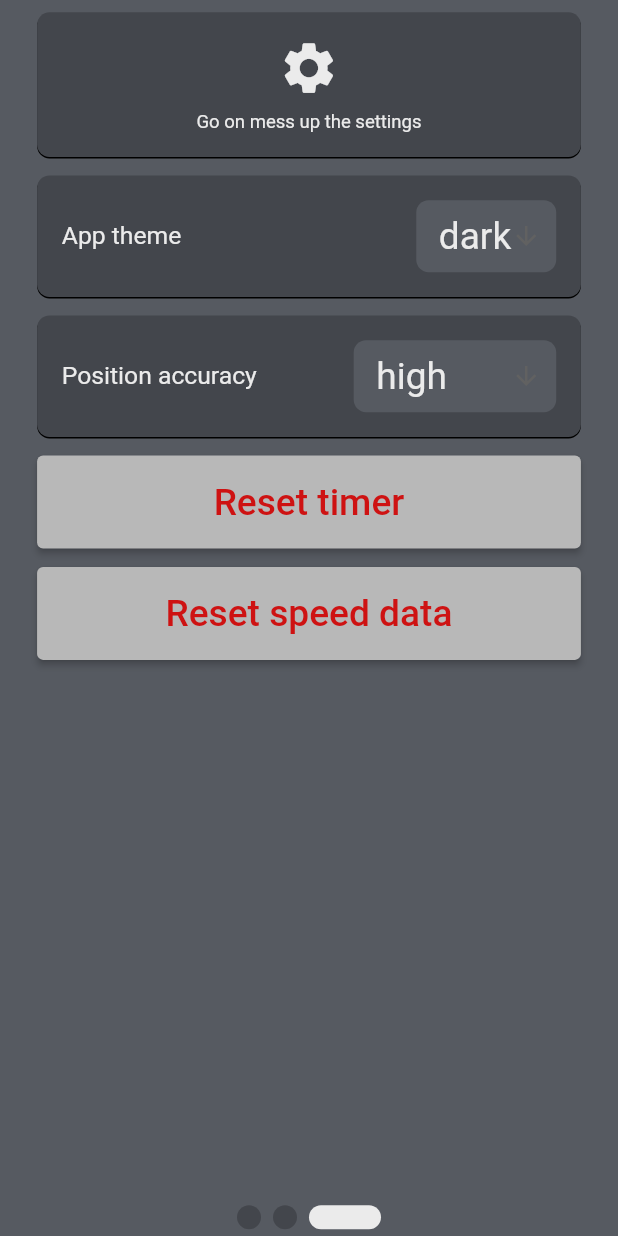
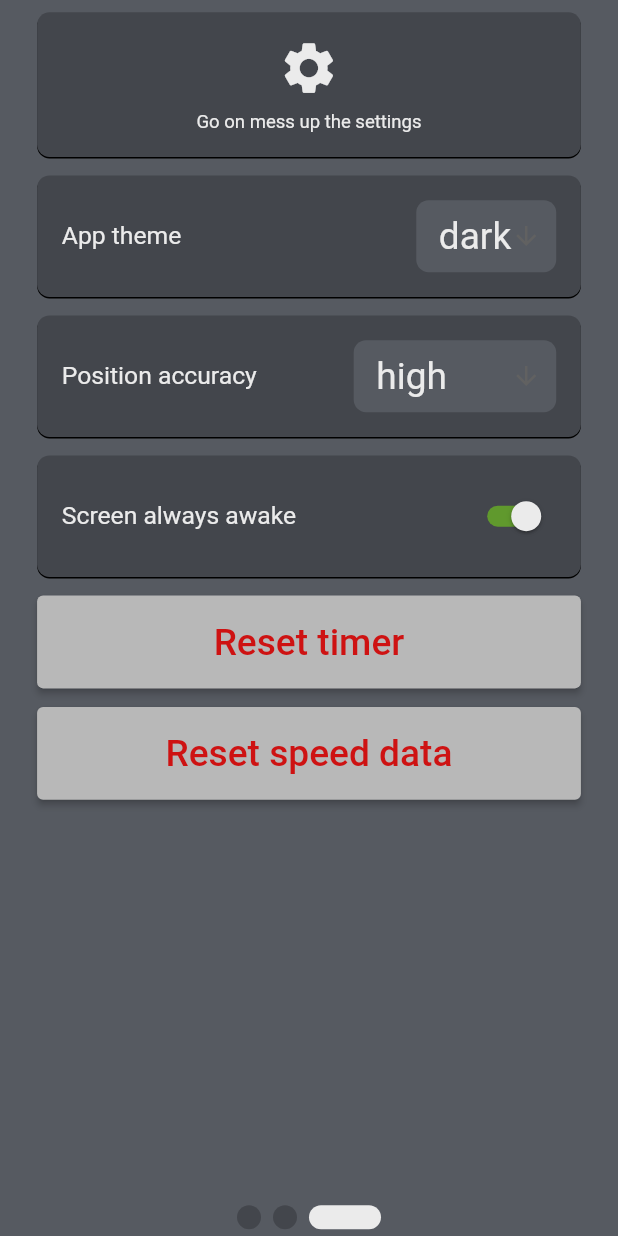
Before and after one commit to ninomerlino/ride, a Flutter app: the screen it shows after launch, swiped to page 3, on a phone screen of 412 x 824 dp. Run offline on Flutter 3.47's test engine with Material 2 defaults, Android fonts, the phone set to English and light mode, and no system bars; drawn by our look-alikes of smooth_page_indicator; our stand-ins replace connectivity, location, shared_preferences, wakelock; network calls fail.

Commit message:
new stay awake function

```diff
--- a/lib/main.dart
+++ b/lib/main.dart
@@ -5,6 +5,7 @@ import 'bike.dart';
 import 'package:ride/uiHelper.dart';
 import 'package:smooth_page_indicator/smooth_page_indicator.dart';
 import 'package:url_launcher/url_launcher.dart';
+import 'package:wakelock/wakelock.dart';
 
 void main() {
   runApp(MyApp());
@@ -28,10 +29,9 @@ class MyHomePage extends StatefulWidget {
   final Bike bike = Bike();
   SharedPreferences? keyStorage;
   bool preferencesLoaded = false;
+  bool wakelockEnabled = true;
+
   MyHomePage({Key? key}) : super(key: key);
-
-
-
   @override
   _MyHomePageState createState() => _MyHomePageState();
 }
@@ -41,10 +41,20 @@ class _MyHomePageState extends State<MyHomePage> {
 
   Future<void> loadPreferences() async{
     widget.keyStorage = await SharedPreferences.getInstance();
-    String? value = await widget.keyStorage!.getString("theme");
+    //loading preferences
+    String? value = await widget.keyStorage?.getString("theme");
     if(value != null)Custom.theme = value;
-    value = await widget.keyStorage!.getString("accuracy");
+    value = await widget.keyStorage?.getString("accuracy");
     if(value != null)widget.bike.accuracy = value;
+    bool? flag = await widget.keyStorage?.getBool("wakelock");
+    if(flag != null){
+      widget.wakelockEnabled = flag;
+      Wakelock.toggle(enable: flag);
+    }else{
+      widget.wakelockEnabled = true;
+      Wakelock.enable();
+    }
+
     widget.preferencesLoaded = true;
     updatePage();
   }
@@ -186,57 +196,6 @@ class _MyHomePageState extends State<MyHomePage> {
         child: table
     );
   }
-  //----------------------------------body-----------------------------------------------------------
-  Widget body(BuildContext context){
-    if(widget.preferencesLoaded){
-      if(widget.bike.onDataUpdate == null)widget.bike.onDataUpdate = updatePage;
-      List pos = widget.bike.position;
-      return Column(
-        children: [
-          Flexible(
-            flex: 32,
-            child: PageView(
-              scrollDirection: Axis.horizontal,
-              controller: pageController,
-              children: [
-                appPage([
-                  infoIcon(context, Icons.home, "Your realtime data"),
-                  speedCard(context),
-                  positionCard(context, "Altitude :", pos[0]),
-                  positionCard(context, "Latitude :", pos[1]),
-                  positionCard(context, "Longitude :", pos[2]),
-                ]),
-                appPage([
-                  infoIcon(context, Icons.directions_bike_rounded, "Some info on your journey"),
-                  travelCard(context),
-                  mapInfoCard(context),
-                ]),
-                appPage([
-                  infoIcon(context, Icons.settings, "Go on mess up the settings"),
-                  dropdownSelector(context, "App theme", ["dark", "light"], changeTheme, Custom.theme),
-                  dropdownSelector(context, "Position accuracy",["low","medium","high"] , changeAccuracy, widget.bike.accuracyValue),
-                  wideButton(context, "Reset timer", widget.bike.resetTimer, Custom.secondary),
-                  wideButton(context, "Reset speed data", widget.bike.resetSpeedData, Custom.secondary),
-                ])
-              ],
-            ),
-          ),
-          Flexible(child: indicatorBar(context),),
-        ],
-      );
-    }else{
-      loadPreferences();
-      return Center(
-        child: Padding(
-            padding: EdgeInsets.all(30),
-            child: LinearProgressIndicator(
-              backgroundColor: Custom.background,
-              valueColor: AlwaysStoppedAnimation<Color>(Custom.foreground),
-            )
-        )
-      );
-    }
-  }
 //---------------------------------appPage----------------------------------------------------------------
   SafeArea appPage(List<Widget> children){
     return SafeArea(
@@ -328,8 +287,96 @@ class _MyHomePageState extends State<MyHomePage> {
       )
     );
   }
+//----------------------------------switch card----------------------------------------------------------
 
+  void setWakeLock(bool status){
+    widget.wakelockEnabled = status;
+    Wakelock.toggle(enable: status);
+    widget.keyStorage?.setBool("wakelock", status);
+  }
+
+  Color switchTrackColor(Set states){
+    if(states.contains(MaterialState.selected)){
+      return Custom.success;
+    }else{
+      return Custom.error;
+    }
+  }
+
+  Widget switchCard(String switchName, bool value, void Function(bool) onChanged){
+    double max = MediaQuery.of(context).size.height;
+    return Container(
+        decoration: BoxDecoration(borderRadius: BorderRadius.circular(max * 0.01), boxShadow: [Custom.boxShadow], color: Custom.background),
+        margin: EdgeInsets.fromLTRB(max*0.03, max*0.015, max*0.03, 0),
+        padding: EdgeInsets.all(max*0.02),
+        child: Row(
+          mainAxisAlignment: MainAxisAlignment.spaceBetween,
+          children: [
+            Text(switchName, style: TextStyle(fontSize: max*0.02, color: Custom.foreground),),
+            Switch(
+              value: value,
+              onChanged: onChanged,
+              thumbColor: MaterialStateProperty.resolveWith((Set states){return Custom.foreground;}),
+              trackColor: MaterialStateProperty.resolveWith(switchTrackColor),
+            ),
+          ],
+        )
+    );
+  }
 //---------------------------------build------------------------------------------------------------------
+
+  Widget body(BuildContext context){
+    if(widget.preferencesLoaded){
+      if(widget.bike.onDataUpdate == null)widget.bike.onDataUpdate = updatePage;
+      List pos = widget.bike.position;
+      return Column(
+        children: [
+          Flexible(
+            flex: 32,
+            child: PageView(
+              scrollDirection: Axis.horizontal,
+              controller: pageController,
+              children: [
+                appPage([
+                  infoIcon(context, Icons.home, "Your realtime data"),
+                  speedCard(context),
+                  positionCard(context, "Altitude :", pos[0]),
+                  positionCard(context, "Latitude :", pos[1]),
+                  positionCard(context, "Longitude :", pos[2]),
+                ]),
+                appPage([
+                  infoIcon(context, Icons.directions_bike_rounded, "Some info on your journey"),
+                  travelCard(context),
+                  mapInfoCard(context),
+                ]),
+                appPage([
+                  infoIcon(context, Icons.settings, "Go on mess up the settings"),
+                  dropdownSelector(context, "App theme", ["dark", "light"], changeTheme, Custom.theme),
+                  dropdownSelector(context, "Position accuracy",["low","medium","high"] , changeAccuracy, widget.bike.accuracyValue),
+                  switchCard("Screen always awake", widget.wakelockEnabled, setWakeLock),
+                  wideButton(context, "Reset timer", widget.bike.resetTimer, Custom.secondary),
+                  wideButton(context, "Reset speed data", widget.bike.resetSpeedData, Custom.secondary),
+                ])
+              ],
+            ),
+          ),
+          Flexible(child: indicatorBar(context),),
+        ],
+      );
+    }else{
+      loadPreferences();
+      return Center(
+          child: Padding(
+              padding: EdgeInsets.all(30),
+              child: LinearProgressIndicator(
+                backgroundColor: Custom.background,
+                valueColor: AlwaysStoppedAnimation<Color>(Custom.foreground),
+              )
+          )
+      );
+    }
+  }
+
 @override
   Widget build(BuildContext context) {
     return Scaffold(
--- a/pubspec.yaml
+++ b/pubspec.yaml
@@ -15,7 +15,7 @@ publish_to: 'none' # Remove this line if you wish to publish to pub.dev
 # In iOS, build-name is used as CFBundleShortVersionString while build-number used as CFBundleVersion.
 # Read more about iOS versioning at
 # https://developer.apple.com/library/archive/documentation/General/Reference/InfoPlistKeyReference/Articles/CoreFoundationKeys.html
-version: 1.0.1
+version: 1.1.0
 
 environment:
   sdk: ">=2.12.0 <3.0.0"
@@ -28,6 +28,7 @@ dependencies:
   url_launcher: ^6.0.9
   path_provider: ^2.0.2
   shared_preferences: ^2.0.7
+  wakelock: ^0.5.3+3
   flutter:
     sdk: flutter
 
```
Also changed, not shown: pubspec.lock.
